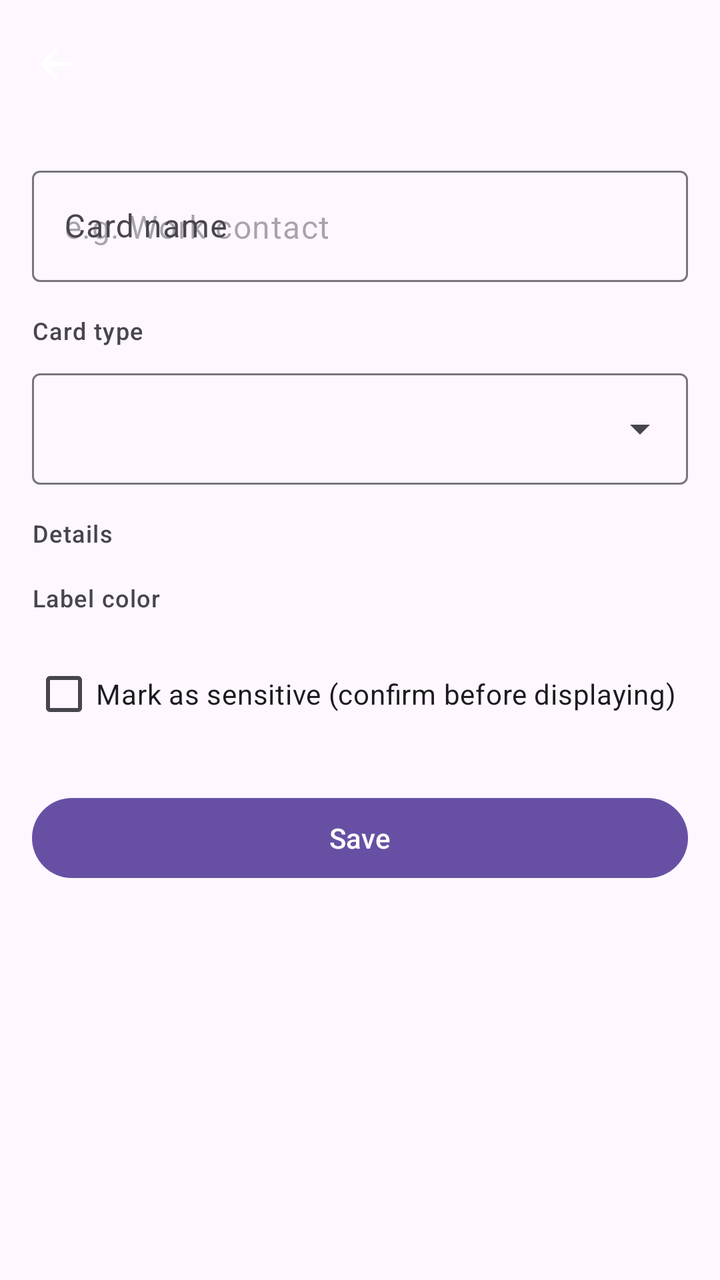
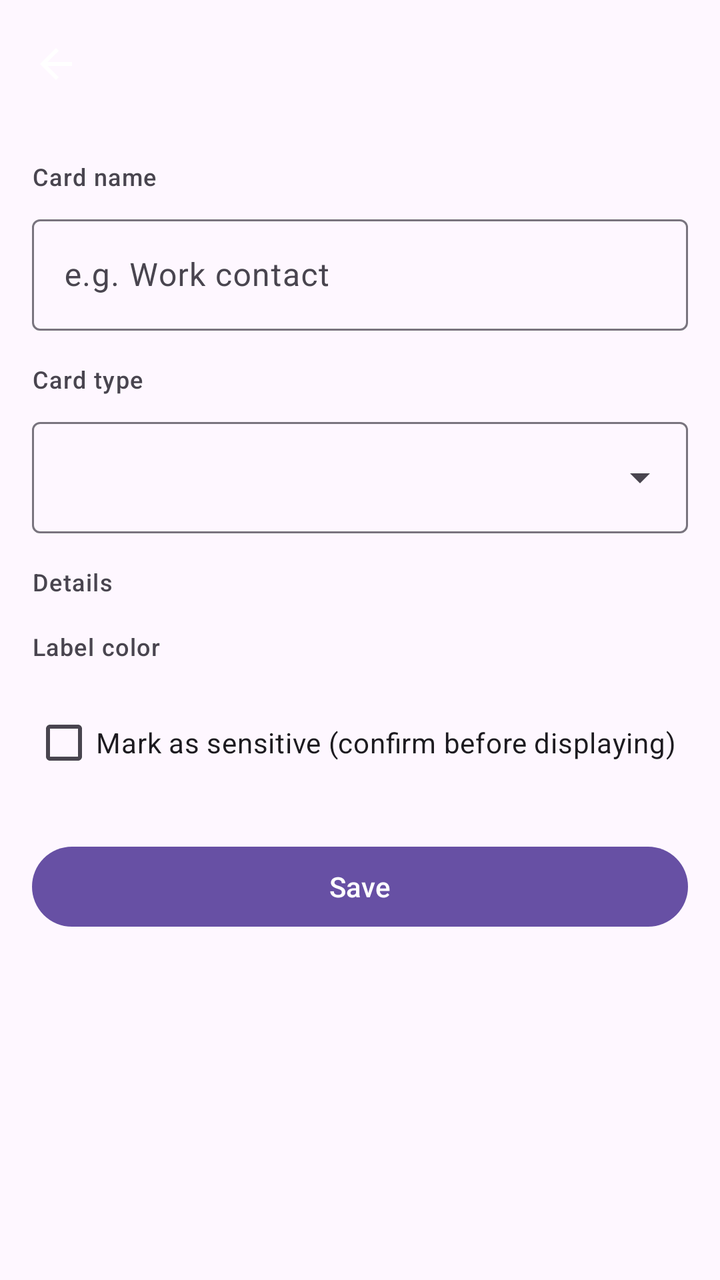

Two renders of the same Android screen: before a commit and after it. Below are the layout's source before the change and the commit's diff.
<!-- AndroidManifest.xml: application theme Theme.QRCards -->
<!-- res/layout/activity_card_edit.xml -->
<?xml version="1.0" encoding="utf-8"?>
<LinearLayout xmlns:android="http://schemas.android.com/apk/res/android"
    xmlns:app="http://schemas.android.com/apk/res-auto"
    android:layout_width="match_parent"
    android:layout_height="match_parent"
    android:orientation="vertical">

    <com.google.android.material.appbar.MaterialToolbar
        android:id="@+id/toolbar"
        android:layout_width="match_parent"
        android:layout_height="?attr/actionBarSize"
        app:navigationIcon="@drawable/ic_arrow_back" />

    <ScrollView
        android:layout_width="match_parent"
        android:layout_height="0dp"
        android:layout_weight="1">

        <LinearLayout
            android:layout_width="match_parent"
            android:layout_height="wrap_content"
            android:orientation="vertical"
            android:padding="16dp">

            <com.google.android.material.textfield.TextInputLayout
                android:id="@+id/cardNameLayout"
                android:layout_width="match_parent"
                android:layout_height="wrap_content"
                android:hint="@string/card_name"
                app:boxBackgroundMode="outline">

                <com.google.android.material.textfield.TextInputEditText
                    android:id="@+id/cardNameInput"
                    android:layout_width="match_parent"
                    android:layout_height="wrap_content"
                    android:hint="@string/card_name_hint"
                    android:inputType="textCapWords"
                    android:imeOptions="actionNext" />
            </com.google.android.material.textfield.TextInputLayout>

            <TextView
                android:layout_width="wrap_content"
                android:layout_height="wrap_content"
                android:layout_marginTop="16dp"
                android:text="@string/card_type"
                android:textAppearance="?attr/textAppearanceLabelMedium" />

            <com.google.android.material.textfield.TextInputLayout
                android:layout_width="match_parent"
                android:layout_height="wrap_content"
                android:layout_marginTop="8dp"
                app:boxBackgroundMode="outline"
                style="@style/Widget.Material3.TextInputLayout.OutlinedBox.ExposedDropdownMenu">

                <AutoCompleteTextView
                    android:id="@+id/typeInput"
                    android:layout_width="match_parent"
                    android:layout_height="wrap_content"
                    android:inputType="none" />
            </com.google.android.material.textfield.TextInputLayout>

            <TextView
                android:layout_width="wrap_content"
                android:layout_height="wrap_content"
                android:layout_marginTop="16dp"
                android:text="@string/details"
                android:textAppearance="?attr/textAppearanceLabelMedium" />

            <LinearLayout
                android:id="@+id/formContainer"
                android:layout_width="match_parent"
                android:layout_height="wrap_content"
                android:orientation="vertical" />

            <TextView
                android:id="@+id/wifiNote"
                android:layout_width="match_parent"
                android:layout_height="wrap_content"
                android:layout_marginTop="8dp"
                android:text="@string/wifi_plaintext_note"
                android:textAppearance="?attr/textAppearanceBodySmall"
                android:textColor="?attr/colorError"
                android:visibility="gone" />

            <TextView
                android:layout_width="wrap_content"
                android:layout_height="wrap_content"
                android:layout_marginTop="16dp"
                android:text="@string/label_color"
                android:textAppearance="?attr/textAppearanceLabelMedium" />

            <LinearLayout
                android:id="@+id/colorRow"
                android:layout_width="match_parent"
                android:layout_height="wrap_content"
                android:layout_marginTop="8dp"
                android:gravity="center_vertical"
                android:orientation="horizontal" />

            <com.google.android.material.checkbox.MaterialCheckBox
                android:id="@+id/sensitiveCheck"
                android:layout_width="wrap_content"
                android:layout_height="wrap_content"
                android:layout_marginTop="8dp"
                android:text="@string/sensitive_check" />

            <Button
                android:id="@+id/saveButton"
                android:layout_width="match_parent"
                android:layout_height="wrap_content"
                android:layout_marginTop="24dp"
                android:text="@string/save" />
        </LinearLayout>
    </ScrollView>
</LinearLayout>
<!-- resources referenced by this layout -->
<resources>
  <!-- drawable ic_arrow_back (drawable) -->
  <vector xmlns:android="http://schemas.android.com/apk/res/android"
      android:width="24dp" android:height="24dp"
      android:viewportWidth="24" android:viewportHeight="24">
      <path
          android:fillColor="@android:color/white"
          android:pathData="M20,11H7.83l5.59,-5.59L12,4l-8,8 8,8 1.41,-1.41L7.83,13H20v-2z" />
  </vector>
  <string name="card_name">Card name</string>
  <string name="card_name_hint">e.g. Work contact</string>
  <string name="card_type">Card type</string>
  <string name="details">Details</string>
  <string name="label_color">Label color</string>
  <string name="save">Save</string>
  <string name="sensitive_check">Mark as sensitive (confirm before displaying)</string>
  <string name="wifi_plaintext_note">The password is baked into the QR code as plain text — anyone who scans it can read it. Use a guest network, never your main LAN password.</string>
  <style name="Theme.QRCards" parent="Theme.Material3.DayNight.NoActionBar" />
</resources>

<!-- the commit's change to res/layout/activity_card_edit.xml (unified diff, before → after) -->
@@ -22,11 +22,17 @@
             android:orientation="vertical"
             android:padding="16dp">
 
+            <TextView
+                android:layout_width="wrap_content"
+                android:layout_height="wrap_content"
+                android:text="@string/card_name"
+                android:textAppearance="?attr/textAppearanceLabelMedium" />
+
             <com.google.android.material.textfield.TextInputLayout
                 android:id="@+id/cardNameLayout"
                 android:layout_width="match_parent"
                 android:layout_height="wrap_content"
-                android:hint="@string/card_name"
+                android:layout_marginTop="8dp"
                 app:boxBackgroundMode="outline">
 
                 <com.google.android.material.textfield.TextInputEditText
